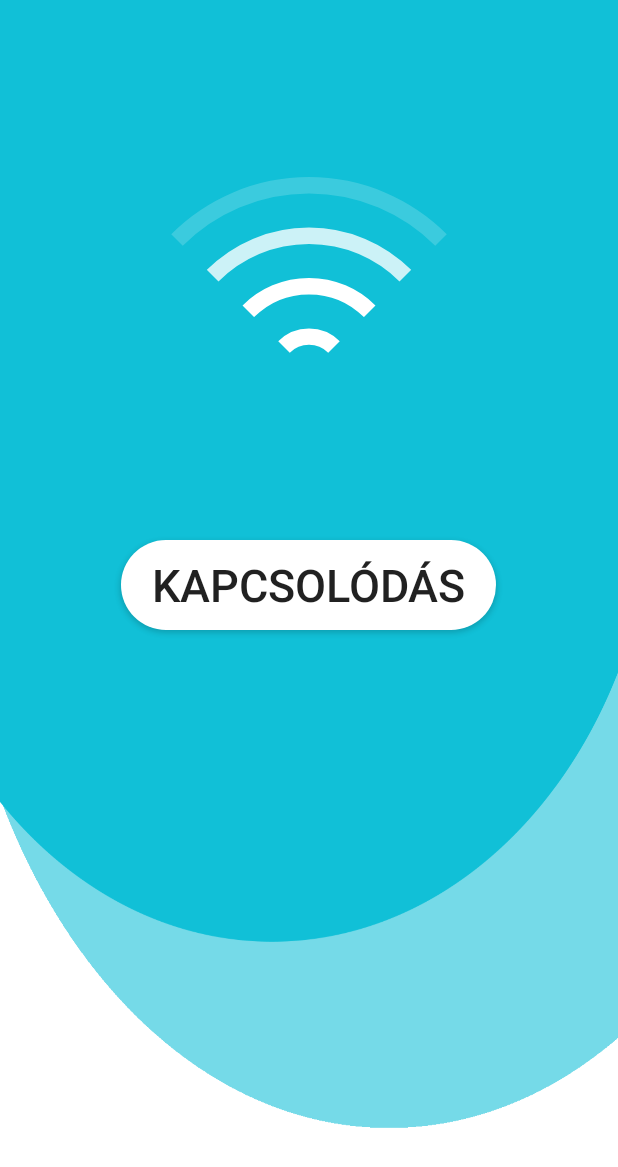
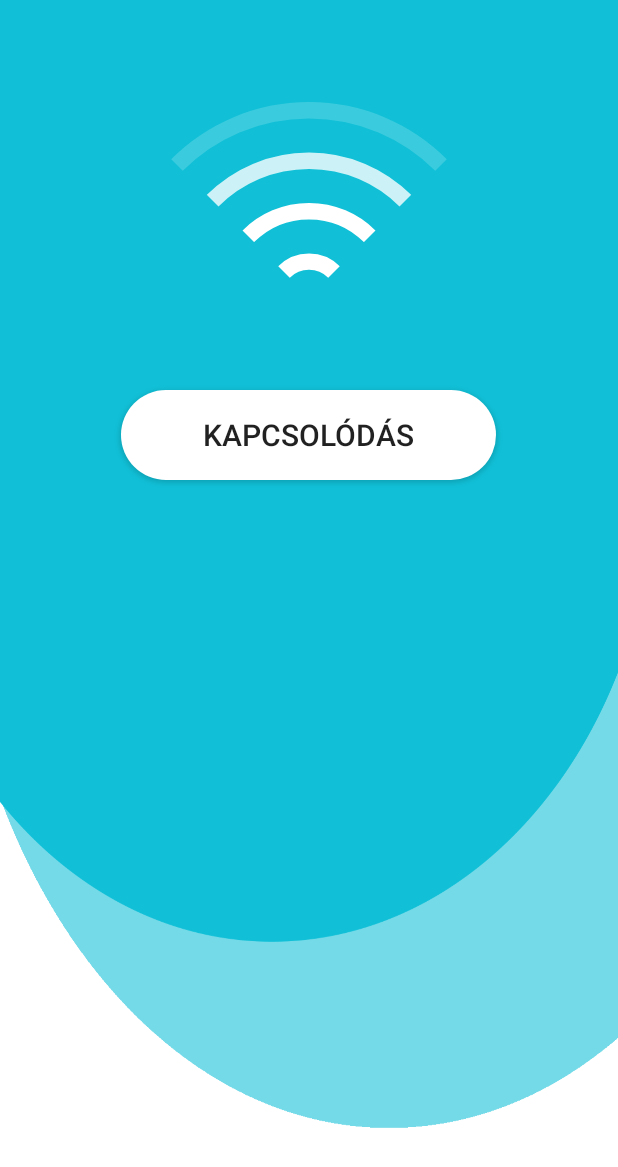
Before and after one commit to JamborAnna/LearnInIT, an Android app: the layout activity_no_connect.xml on its own in the app's theme, with its tools: preview values and no code run, on a phone screen of 412 x 824 dp. Shown: the top 1167 px of the screen. Run offline under Robolectric (Android 15) with nearby library versions, the phone set to English and light mode, and no system bars.

Commit message:
Nincs Wifi modositas

```diff
--- a/app/src/main/java/com/example/learninit/Regisztracio.java
+++ b/app/src/main/java/com/example/learninit/Regisztracio.java
@@ -173,7 +173,7 @@ public class Regisztracio extends AppCompatActivity {
 
 
     private void init() {
-        progressRegistry= findViewById(R.id.progressRegistry);
+
         visszaregisztracios = findViewById(R.id.visszaregisztracios);
         FelhasznalonevText = findViewById(R.id.FelhasznalonevText);
         EmailText = findViewById(R.id.EmailText);
--- a/app/src/main/res/layout/activity_no_connect.xml
+++ b/app/src/main/res/layout/activity_no_connect.xml
@@ -12,8 +12,7 @@
     <LinearLayout
         android:layout_width="match_parent"
         android:layout_height="200sp"
-        android:layout_above="@+id/bucsuview"
-        android:layout_margin="80sp"
+        android:layout_margin="30sp"
         android:orientation="vertical"
 
         >
@@ -32,11 +31,10 @@
     <Button
         android:layout_width="wrap_content"
         android:layout_height="wrap_content"
-        android:layout_abowe="@+id/lottieAnimation"
         android:background="@drawable/button_shape"
-
+        android:id="@+id/kapcsolodasBut"
         android:text="Kapcsolódás"
-        android:textSize="30sp"
+        android:textSize="20sp"
 
         >
     </Button>
```
Also changed, not shown: app/src/main/java/com/example/learninit/noConnect.java (+32 -4 lines).
